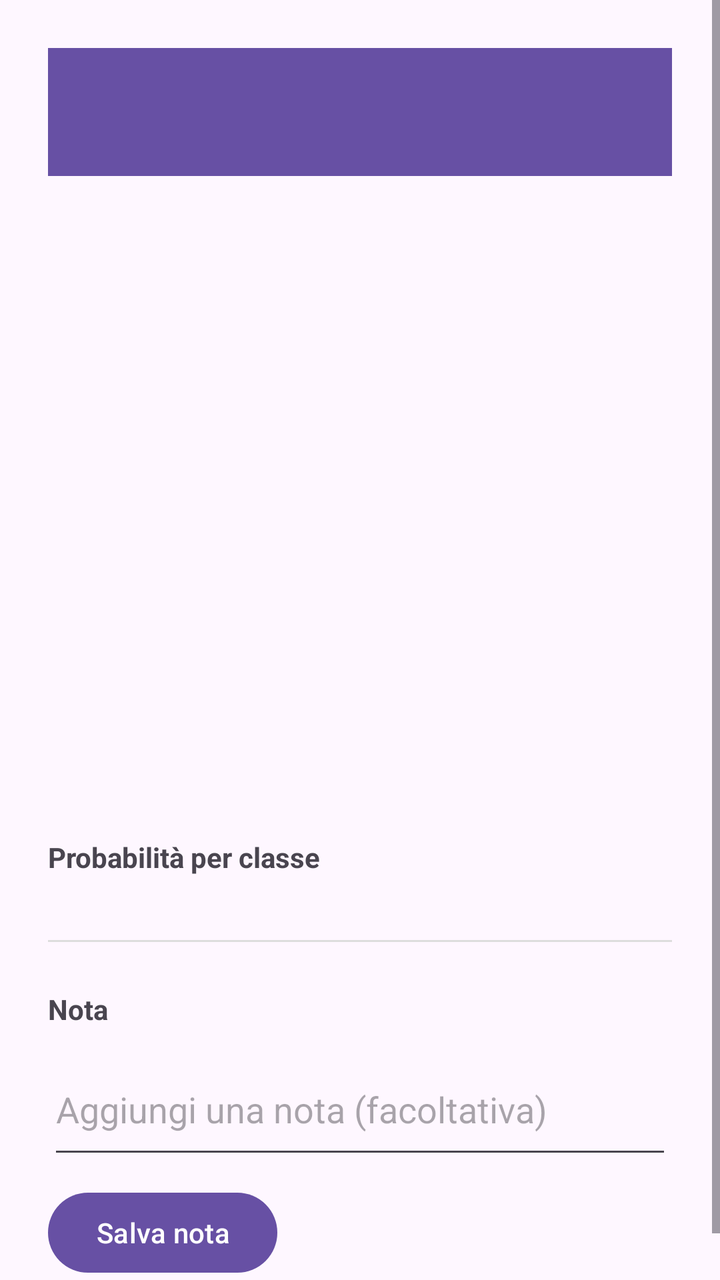
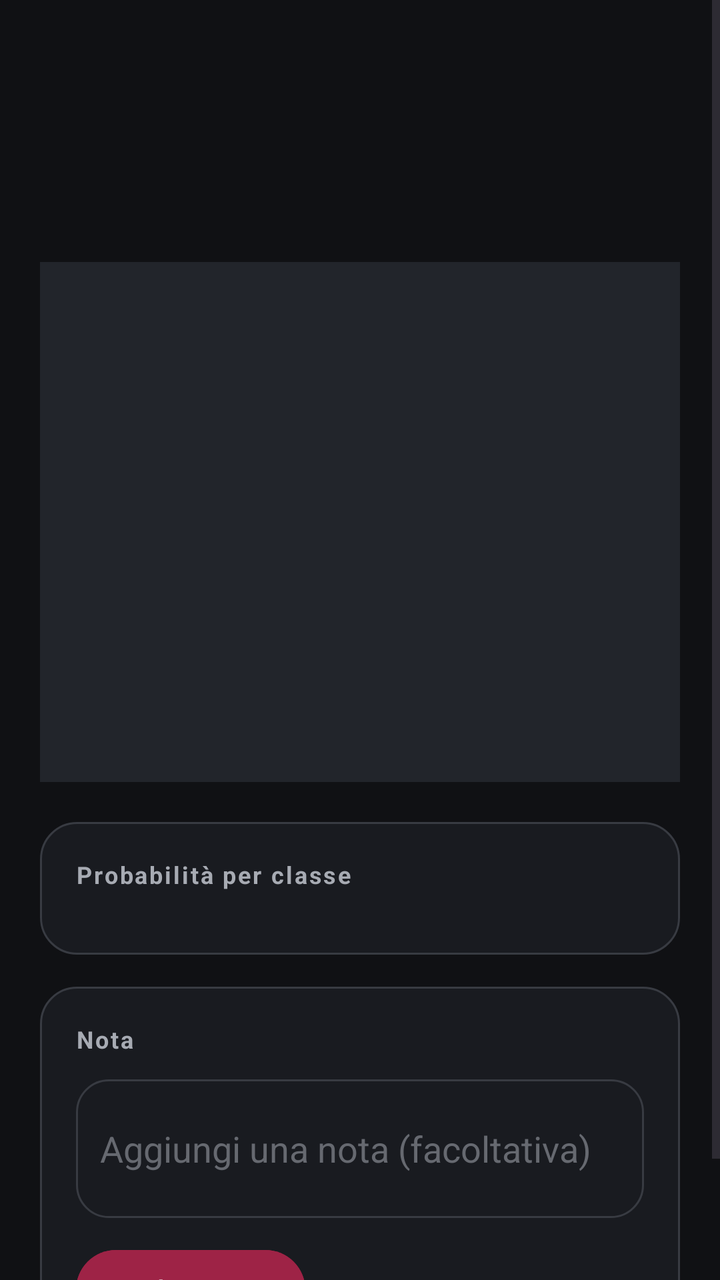

An Android layout rendered at two revisions. The XML below is the earlier revision; the diff shows what the commit changed to produce the second picture.
<!-- AndroidManifest.xml: application theme Theme.MyApp -->
<!-- res/layout/activity_result_detail.xml -->
<?xml version="1.0" encoding="utf-8"?>
<ScrollView xmlns:android="http://schemas.android.com/apk/res/android"
    xmlns:app="http://schemas.android.com/apk/res-auto"
    android:layout_width="match_parent"
    android:layout_height="match_parent">

    <LinearLayout
        android:layout_width="match_parent"
        android:layout_height="wrap_content"
        android:orientation="vertical"
        android:padding="24dp">

        <androidx.appcompat.widget.Toolbar
            android:id="@+id/toolbarDetail"
            android:layout_width="match_parent"
            android:layout_height="?attr/actionBarSize"
            android:background="?attr/colorPrimary"
            android:layout_marginBottom="16dp" />

        <TextView
            android:id="@+id/textDetailFileName"
            android:layout_width="wrap_content"
            android:layout_height="wrap_content"
            android:textSize="14sp"
            android:textColor="#888888" />

        <ImageView
            android:id="@+id/imageDetail"
            android:layout_width="match_parent"
            android:layout_height="260dp"
            android:layout_marginTop="12dp"
            android:scaleType="centerCrop"
            android:contentDescription="@string/detail_image_description" />

        <TextView
            android:layout_width="wrap_content"
            android:layout_height="wrap_content"
            android:layout_marginTop="24dp"
            android:text="@string/detail_section_probabilities"
            android:textStyle="bold"
            android:textSize="14sp" />

        <LinearLayout
            android:id="@+id/containerProbabilities"
            android:layout_width="match_parent"
            android:layout_height="wrap_content"
            android:orientation="vertical"
            android:layout_marginTop="8dp" />

        <View
            android:layout_width="match_parent"
            android:layout_height="1dp"
            android:layout_marginVertical="24dp"
            android:background="#DDDDDD" />

        <TextView
            android:layout_width="wrap_content"
            android:layout_height="wrap_content"
            android:text="@string/detail_section_note"
            android:textStyle="bold"
            android:textSize="14sp" />

        <EditText
            android:id="@+id/editDetailNote"
            android:layout_width="match_parent"
            android:layout_height="wrap_content"
            android:layout_marginTop="8dp"
            android:hint="@string/detail_note_hint"
            android:inputType="textMultiLine"
            android:minLines="2" />

        <Button
            android:id="@+id/buttonSaveNote"
            android:layout_width="wrap_content"
            android:layout_height="wrap_content"
            android:layout_marginTop="8dp"
            android:text="@string/detail_note_save" />

        <TextView
            android:id="@+id/textNoteSaved"
            android:layout_width="wrap_content"
            android:layout_height="wrap_content"
            android:layout_marginTop="8dp"
            android:text="@string/detail_note_saved_confirmation"
            android:textColor="#2E7D32"
            android:visibility="gone" />

    </LinearLayout>

</ScrollView>
<!-- resources referenced by this layout -->
<resources>
  <string name="detail_image_description">Immagine analizzata</string>
  <string name="detail_note_hint">Aggiungi una nota (facoltativa)</string>
  <string name="detail_note_save">Salva nota</string>
  <string name="detail_note_saved_confirmation">Nota salvata</string>
  <string name="detail_section_note">Nota</string>
  <string name="detail_section_probabilities">Probabilità per classe</string>
  <style name="Theme.MyApp" parent="Base.Theme.MyApp" />
  <style name="Base.Theme.MyApp" parent="Theme.Material3.DayNight.NoActionBar">
          
          
      </style>
</resources>

<!-- the commit's change to res/layout/activity_result_detail.xml (unified diff, before → after) -->
@@ -2,19 +2,21 @@
 <ScrollView xmlns:android="http://schemas.android.com/apk/res/android"
     xmlns:app="http://schemas.android.com/apk/res-auto"
     android:layout_width="match_parent"
-    android:layout_height="match_parent">
+    android:layout_height="match_parent"
+    android:background="@color/background_main">
 
     <LinearLayout
         android:layout_width="match_parent"
         android:layout_height="wrap_content"
         android:orientation="vertical"
-        android:padding="24dp">
+        android:padding="20dp">
 
         <androidx.appcompat.widget.Toolbar
             android:id="@+id/toolbarDetail"
             android:layout_width="match_parent"
             android:layout_height="?attr/actionBarSize"
-            android:background="?attr/colorPrimary"
+            android:background="@color/background_main"
+            app:titleTextColor="@color/text_primary"
             android:layout_marginBottom="16dp" />
 
         <TextView
@@ -22,7 +24,7 @@
             android:layout_width="wrap_content"
             android:layout_height="wrap_content"
             android:textSize="14sp"
-            android:textColor="#888888" />
+            android:textColor="@color/text_secondary" />
 
         <ImageView
             android:id="@+id/imageDetail"
@@ -30,60 +32,88 @@
             android:layout_height="260dp"
             android:layout_marginTop="12dp"
             android:scaleType="centerCrop"
+            android:background="@color/background_surface_2"
             android:contentDescription="@string/detail_image_description" />
 
-        <TextView
-            android:layout_width="wrap_content"
-            android:layout_height="wrap_content"
-            android:layout_marginTop="24dp"
-            android:text="@string/detail_section_probabilities"
-            android:textStyle="bold"
-            android:textSize="14sp" />
+        
 
         <LinearLayout
-            android:id="@+id/containerProbabilities"
             android:layout_width="match_parent"
             android:layout_height="wrap_content"
+            android:layout_marginTop="20dp"
+            android:background="@drawable/bg_forensic_card"
             android:orientation="vertical"
-            android:layout_marginTop="8dp" />
+            android:padding="18dp">
 
-        <View
-            android:layout_width="match_parent"
-            android:layout_height="1dp"
-            android:layout_marginVertical="24dp"
-            android:background="#DDDDDD" />
+            <TextView
+                android:layout_width="wrap_content"
+                android:layout_height="wrap_content"
+                android:text="@string/detail_section_probabilities"
+                android:textColor="@color/text_secondary"
+                android:textStyle="bold"
+                android:textSize="12sp"
+                android:letterSpacing="0.08" />
 
-        <TextView
-            android:layout_width="wrap_content"
-            android:layout_height="wrap_content"
-            android:text="@string/detail_section_note"
-            android:textStyle="bold"
-            android:textSize="14sp" />
+            <LinearLayout
+                android:id="@+id/containerProbabilities"
+                android:layout_width="match_parent"
+                android:layout_height="wrap_content"
+                android:orientation="vertical"
+                android:layout_marginTop="14dp" />
 
-        <EditText
-            android:id="@+id/editDetailNote"
+        </LinearLayout>
+
+        
+
+        <LinearLayout
             android:layout_width="match_parent"
             android:layout_height="wrap_content"
-            android:layout_marginTop="8dp"
-            android:hint="@string/detail_note_hint"
-            android:inputType="textMultiLine"
-            android:minLines="2" />
+            android:layout_marginTop="16dp"
+            android:background="@drawable/bg_forensic_card"
+            android:orientation="vertical"
+            android:padding="18dp">
 
-        <Button
-            android:id="@+id/buttonSaveNote"
-            android:layout_width="wrap_content"
-            android:layout_height="wrap_content"
-            android:layout_marginTop="8dp"
-            android:text="@string/detail_note_save" />
+            <TextView
+                android:layout_width="wrap_content"
+                android:layout_height="wrap_content"
+                android:text="@string/detail_section_note"
+                android:textColor="@color/text_secondary"
+                android:textStyle="bold"
+                android:textSize="12sp"
+                android:letterSpacing="0.08" />
 
-        <TextView
-            android:id="@+id/textNoteSaved"
-            android:layout_width="wrap_content"
-            android:layout_height="wrap_content"
-            android:layout_marginTop="8dp"
-            android:text="@string/detail_note_saved_confirmation"
-            android:textColor="#2E7D32"
-            android:visibility="gone" />
+            <EditText
+                android:id="@+id/editDetailNote"
+                android:layout_width="match_parent"
+                android:layout_height="wrap_content"
+                android:layout_marginTop="12dp"
+                android:background="@drawable/bg_history_item"
+                android:padding="12dp"
+                android:hint="@string/detail_note_hint"
+                android:textColor="@color/text_primary"
+                android:textColorHint="@color/text_disabled"
+                android:inputType="textMultiLine"
+                android:minLines="2" />
+
+            <Button
+                android:id="@+id/buttonSaveNote"
+                android:layout_width="wrap_content"
+                android:layout_height="wrap_content"
+                android:layout_marginTop="12dp"
+                android:backgroundTint="@color/primary"
+                android:textColor="@color/text_primary"
+                android:text="@string/detail_note_save" />
+
+            <TextView
+                android:id="@+id/textNoteSaved"
+                android:layout_width="wrap_content"
+                android:layout_height="wrap_content"
+                android:layout_marginTop="8dp"
+                android:text="@string/detail_note_saved_confirmation"
+                android:textColor="@color/status_success"
+                android:visibility="gone" />
+
+        </LinearLayout>
 
     </LinearLayout>
 
<!-- resource entries referenced after the edit -->
@@ -1,5 +1,40 @@
 <!-- resources referenced by this layout -->
 <resources>
+  <color name="background_main">#101114</color>
+  <color name="background_surface_2">#22252B</color>
+  <color name="primary">#9E2346</color>
+  <color name="status_success">#4ADE80</color>
+  <color name="text_disabled">#666970</color>
+  <color name="text_primary">#F5F5F5</color>
+  <color name="text_secondary">#A7ABB3</color>
+  <!-- drawable bg_forensic_card (drawable) -->
+  <?xml version="1.0" encoding="utf-8"?>
+  <shape xmlns:android="http://schemas.android.com/apk/res/android"
+      android:shape="rectangle">
+  
+      <solid android:color="@color/background_surface" />
+  
+      <corners android:radius="18dp" />
+  
+      <stroke
+          android:width="1dp"
+          android:color="@color/border" />
+  
+  </shape>
+  <!-- drawable bg_history_item (drawable) -->
+  <?xml version="1.0" encoding="utf-8"?>
+  <shape xmlns:android="http://schemas.android.com/apk/res/android"
+      android:shape="rectangle">
+  
+      <solid android:color="@color/background_surface" />
+  
+      <corners android:radius="16dp" />
+  
+      <stroke
+          android:width="1dp"
+          android:color="@color/border" />
+  
+  </shape>
   <string name="detail_image_description">Immagine analizzata</string>
   <string name="detail_note_hint">Aggiungi una nota (facoltativa)</string>
   <string name="detail_note_save">Salva nota</string>
@@ -7,6 +42,8 @@
   <string name="detail_section_note">Nota</string>
   <string name="detail_section_probabilities">Probabilità per classe</string>
   <style name="Theme.MyApp" parent="Base.Theme.MyApp" />
+  <color name="background_surface">#191B20</color>
+  <color name="border">#383B42</color>
   <style name="Base.Theme.MyApp" parent="Theme.Material3.DayNight.NoActionBar">
           
           
